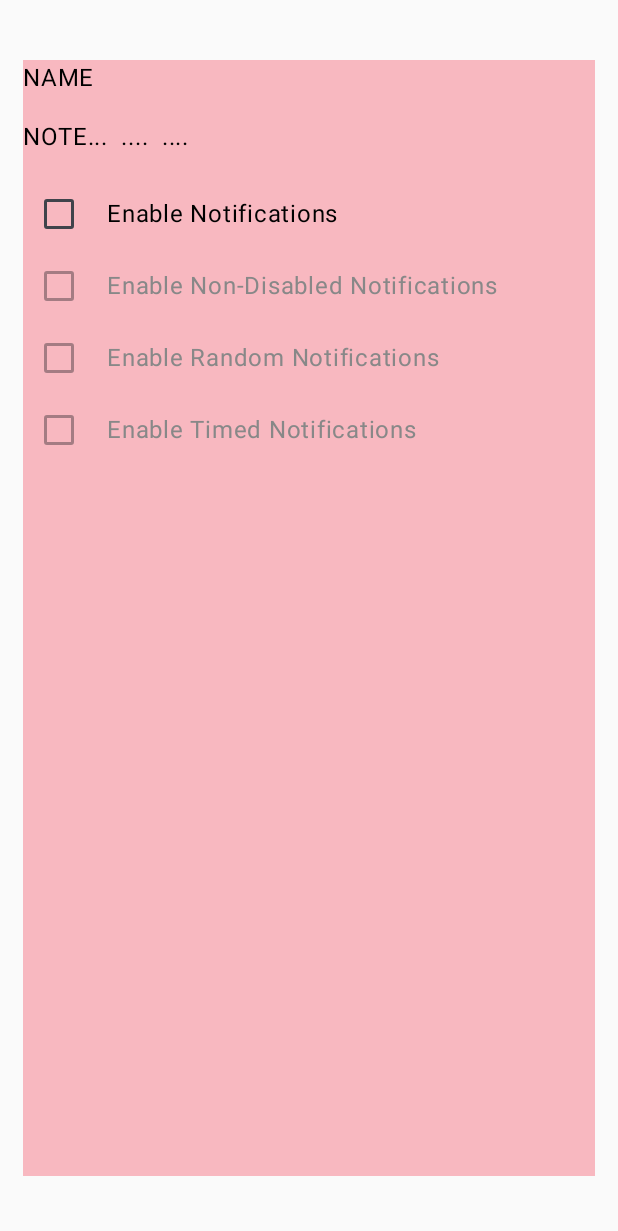
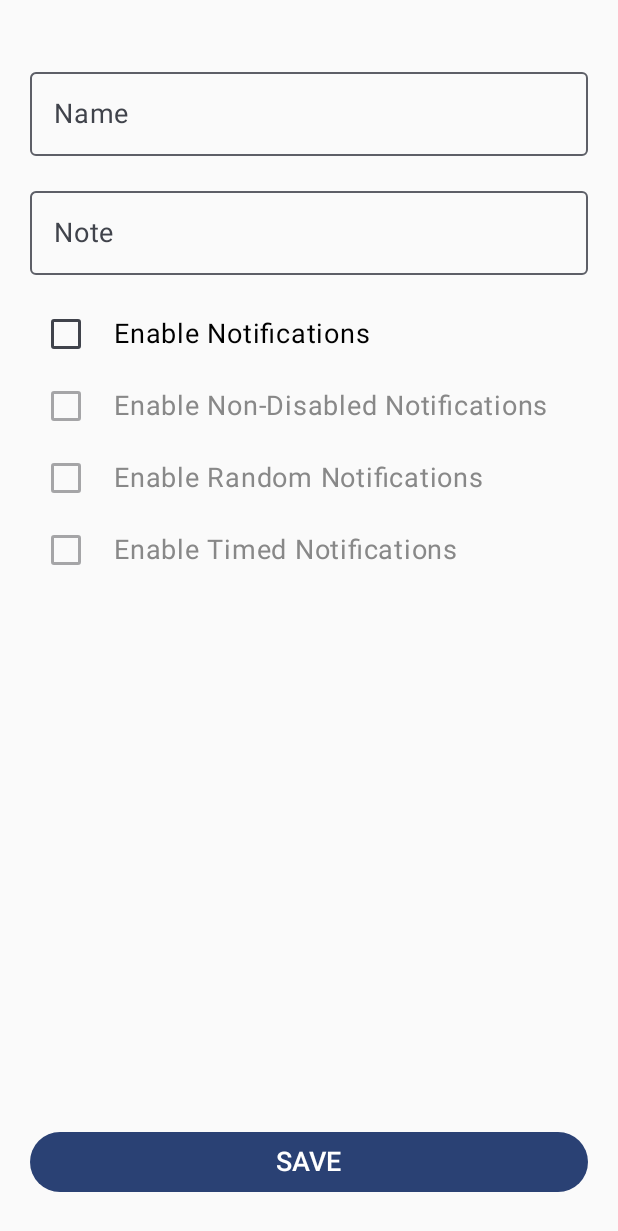
Before and after one commit to Ruslan794/HabiBoo, an Android app built with Jetpack Compose: the ADD_HABIT screen opened through its navigation route, on a phone screen of 412 x 824 dp. Shown: the top 1231 px of the screen. Run offline under Robolectric (Android 15) with nearby library versions, the phone set to English and light mode, and no system bars; our stand-ins replace livedata-compose.

Commit message:
NotificationSettings model filled up, AddHabitScreen modified

```diff
--- a/app/src/main/java/com/example/habiboo/presentation/screens/addhabitscreen/AddHabitScreen.kt
+++ b/app/src/main/java/com/example/habiboo/presentation/screens/addhabitscreen/AddHabitScreen.kt
@@ -1,18 +1,22 @@
 package com.example.habiboo.presentation.screens.addhabitscreen
 
-import androidx.compose.foundation.background
+import android.app.TimePickerDialog
 import androidx.compose.foundation.layout.Arrangement
+import androidx.compose.foundation.layout.Box
 import androidx.compose.foundation.layout.Column
 import androidx.compose.foundation.layout.Row
 import androidx.compose.foundation.layout.fillMaxSize
+import androidx.compose.foundation.layout.fillMaxWidth
 import androidx.compose.foundation.layout.height
 import androidx.compose.foundation.layout.padding
 import androidx.compose.foundation.layout.width
 import androidx.compose.foundation.rememberScrollState
+import androidx.compose.foundation.text.KeyboardOptions
 import androidx.compose.foundation.verticalScroll
+import androidx.compose.material3.Button
 import androidx.compose.material3.Checkbox
+import androidx.compose.material3.OutlinedTextField
 import androidx.compose.material3.Text
-import androidx.compose.material3.TextField
 import androidx.compose.runtime.Composable
 import androidx.compose.runtime.getValue
 import androidx.compose.runtime.mutableStateOf
@@ -21,27 +25,80 @@ import androidx.compose.runtime.setValue
 import androidx.compose.ui.Alignment
 import androidx.compose.ui.Modifier
 import androidx.compose.ui.graphics.Color
+import androidx.compose.ui.platform.LocalContext
+import androidx.compose.ui.text.input.ImeAction
+import androidx.compose.ui.text.input.KeyboardType
 import androidx.compose.ui.unit.dp
+import androidx.compose.ui.unit.sp
 import androidx.lifecycle.viewmodel.compose.viewModel
 import androidx.navigation.NavHostController
-import com.example.habiboo.presentation.theme.SoftPink80
-
+import java.time.LocalTime
 
 @Composable
 fun AddHabitScreen(navController: NavHostController, vm: AddHabitScreenViewModel = viewModel()) {
     val scrollState = rememberScrollState()
+    var name by remember { mutableStateOf("") }
+    var note by remember { mutableStateOf("") }
 
-    Column(
-        verticalArrangement = Arrangement.spacedBy(15.dp),
+    Box(
         modifier = Modifier
             .fillMaxSize()
-            .padding(horizontal = 15.dp, vertical = 40.dp)
-            .verticalScroll(scrollState)
-            .background(color = SoftPink80)
+            .padding(horizontal = 20.dp)
     ) {
-        Text(text = "NAME")
-        Text(text = "NOTE...  ....  ....")
-        CheckBoxesBlock(vm)
+        Column(
+            verticalArrangement = Arrangement.spacedBy(15.dp),
+            modifier = Modifier
+                .fillMaxWidth()
+                .padding(top = 40.dp, bottom = 100.dp)
+                .verticalScroll(scrollState)
+        ) {
+
+            OutlinedTextField(
+                value = name,
+                onValueChange = { newName ->
+                    if (newName.isNotEmpty()) {
+                        val number = newName.length
+                        if (number <= 20) {
+                            name = newName
+                        }
+                    }
+                },
+                label = { Text("Name", fontSize = 18.sp) },
+                placeholder = { Text("Enter name of new habit", fontSize = 18.sp) },
+                singleLine = true,
+                modifier = Modifier
+                    .fillMaxWidth(),
+                keyboardOptions = KeyboardOptions.Default.copy(
+                    keyboardType = KeyboardType.Text,
+                    imeAction = ImeAction.Done
+                )
+            )
+
+            OutlinedTextField(
+                value = note,
+                onValueChange = { newNote -> note = newNote },
+                label = { Text("Note", fontSize = 18.sp) },
+                placeholder = { Text("Enter note for your habit", fontSize = 18.sp) },
+                modifier = Modifier
+                    .fillMaxWidth(),
+                keyboardOptions = KeyboardOptions.Default.copy(
+                    keyboardType = KeyboardType.Text,
+                    imeAction = ImeAction.Done
+                )
+            )
+
+            CheckBoxesBlock(vm)
+        }
+
+        Button(
+            onClick = { vm.createHabit() },
+            Modifier
+                .fillMaxWidth()
+                .padding(vertical = 25.dp)
+                .align(Alignment.BottomCenter)
+        ) {
+            Text(text = "SAVE", fontSize = 18.sp)
+        }
     }
 }
 
@@ -92,18 +149,36 @@ fun CheckBoxesBlock(vm: AddHabitScreenViewModel) {
             ) {
                 Checkbox(
                     checked = timePeriodNotificationsEnabled,
-                    onCheckedChange = { vm.setTimePeriodNotificationsEnabled(it)}
+                    onCheckedChange = { vm.setTimePeriodNotificationsEnabled(it) }
                 )
                 Text(
                     text = "every",
+                    fontSize = 18.sp
                 )
 
-                TextField(
+                OutlinedTextField(
                     value = textFieldText,
-                    onValueChange = { newText -> textFieldText = newText },
-                    Modifier.width(35.dp).height(30.dp)
+                    onValueChange = { newText ->
+                        val sanitizedInput = newText.filter { it.isDigit() }
+                        if (sanitizedInput.isNotEmpty()) {
+                            val number = sanitizedInput.toInt()
+                            if (number in 1..99) {
+                                textFieldText = sanitizedInput
+                            }
+                        } else {
+                            textFieldText = ""
+                        }
+                    },
+                    modifier = Modifier
+                        .width(55.dp)
+                        .height(50.dp),
+                    keyboardOptions = KeyboardOptions.Default.copy(
+                        keyboardType = KeyboardType.Number
+                    ),
+                    singleLine = true,
                 )
-                Text(text = "hours.")
+
+                Text(text = "hours.", fontSize = 18.sp)
             }
 
             Row(
@@ -113,12 +188,13 @@ fun CheckBoxesBlock(vm: AddHabitScreenViewModel) {
             ) {
                 Checkbox(
                     checked = exactTimeNotificationsEnabled,
-                    onCheckedChange = { vm.setExactTimeNotificationsEnabled(it)}
+                    onCheckedChange = { vm.setExactTimeNotificationsEnabled(it) }
                 )
                 Text(
                     text = "at:",
+                    fontSize = 18.sp
                 )
-                //add time picker and list od dates
+                MyTimePicker()
             }
         }
     }
@@ -144,7 +220,38 @@ fun SimpleCheckBox(
         Text(
             text = title,
             color = if (enabled) Color.Black else Color.Gray,
-            modifier = Modifier.padding(start = 8.dp)
+            modifier = Modifier.padding(start = 8.dp),
+            fontSize = 18.sp
         )
     }
 }
+
+@Composable
+fun MyTimePicker() {
+    var time by remember { mutableStateOf(LocalTime.of(0, 0)) }
+    val context = LocalContext.current
+
+    val timePickerDialog = TimePickerDialog(
+        context,
+        { _, selectedHour, selectedMinute ->
+            time = LocalTime.of(selectedHour, selectedMinute)
+        },
+        time.hour, time.minute, true
+    )
+
+    Row(
+        horizontalArrangement = Arrangement.SpaceBetween,
+        verticalAlignment = Alignment.CenterVertically,
+        modifier = Modifier
+            .fillMaxWidth()
+            .padding(start = 5.dp, end = 25.dp)
+    ) {
+        Text(
+            text = "${time.hour}:${time.minute.toString().padStart(2, '0')}",
+            fontSize = 18.sp
+        )
+        Button(onClick = { timePickerDialog.show() }) {
+            Text(text = "Pick Time")
+        }
+    }
+}
--- a/app/src/main/java/com/example/habiboo/presentation/screens/homescreen/HomeScreenViewModel.kt
+++ b/app/src/main/java/com/example/habiboo/presentation/screens/homescreen/HomeScreenViewModel.kt
@@ -6,7 +6,6 @@ import androidx.lifecycle.ViewModel
 import androidx.lifecycle.viewModelScope
 import com.example.habiboo.domain.model.Habit
 import com.example.habiboo.domain.model.NotificationSettings
-import kotlinx.coroutines.delay
 import kotlinx.coroutines.launch
 import java.time.LocalDateTime
 
@@ -19,16 +18,15 @@ class HomeScreenViewModel : ViewModel() {
         updateHabitsList()
     }
 
-    fun updateHabitsList(){
+    fun updateHabitsList() {
         viewModelScope.launch {
             // _habits.value = emptyList()
-          // delay(2000)
+            // delay(2000)
             _habits.value = habitsSample
         }
 
     }
 }
-
 
 
 val habitsSample = listOf(
```
Also changed, not shown: app/src/main/java/com/example/habiboo/domain/model/NotificationSettings.kt (+10 -9 lines), app/src/main/java/com/example/habiboo/presentation/screens/addhabitscreen/AddHabitScreenViewModel.kt (+8 -5 lines).
